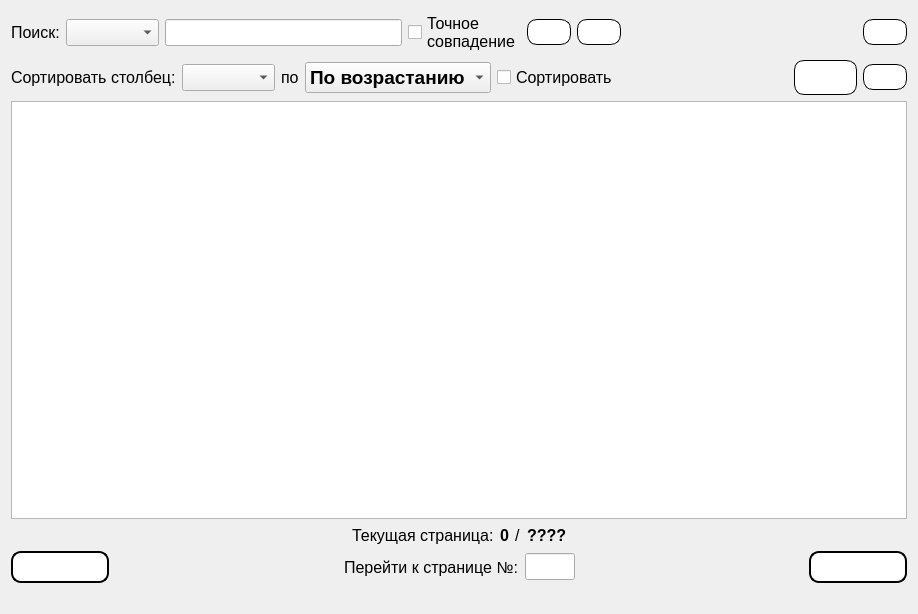
Before: the Qt Designer form Gui/TabWidgets/Admin/banlist.ui in MyEdit/Casino_Client, drawn with Qt 5.
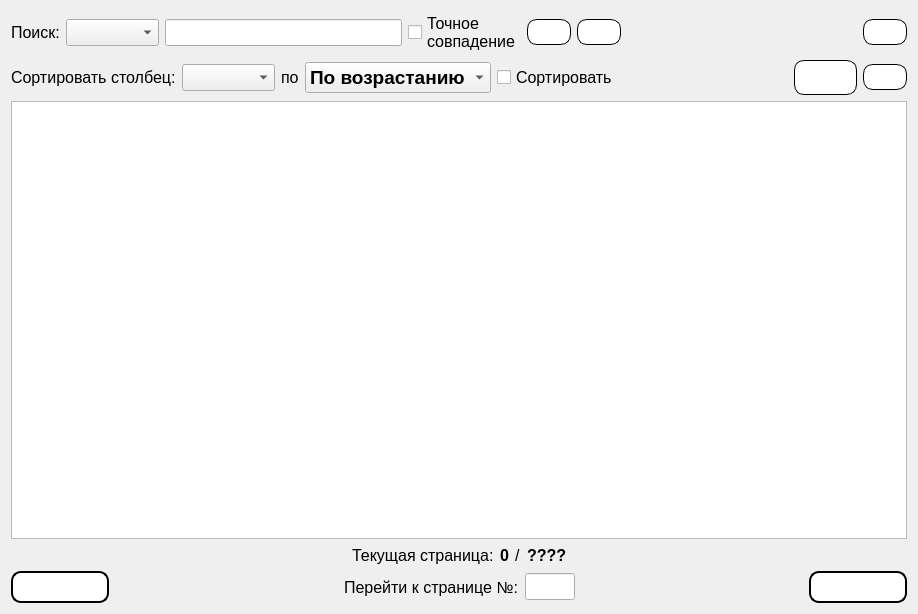
After: the same form once the commit is applied. Icons and pictures are not drawn.

```diff
--- a/Gui/TabWidgets/Admin/banlist.ui
+++ b/Gui/TabWidgets/Admin/banlist.ui
@@ -599,13 +599,6 @@
      </item>
     </layout>
    </item>
-   <item>
-    <widget class="QLabel" name="status">
-     <property name="text">
-      <string/>
-     </property>
-    </widget>
-   </item>
   </layout>
  </widget>
  <resources>
```
Left out of the diff: 16 changed lines with no effect on the pictures.
